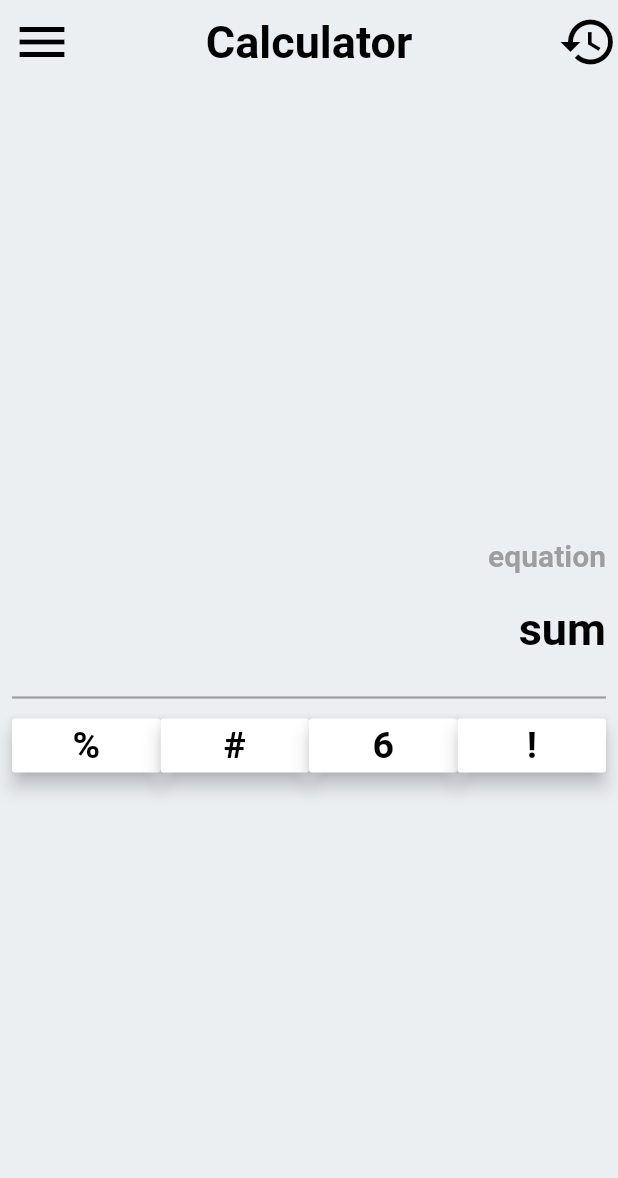
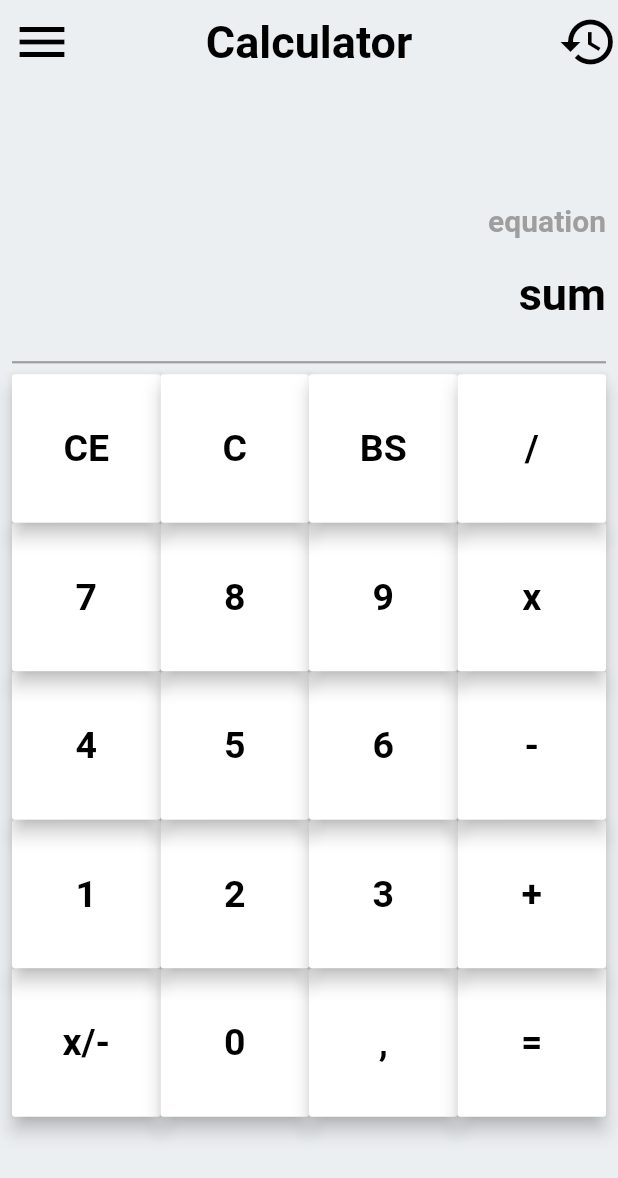
Before and after one commit to tatarmagda/firstapp, a Flutter app: the screen it shows after launch, on a phone screen of 412 x 824 dp. Shown: the top 1178 px of the screen. Run offline on Flutter 3.47's test engine with Material 2 defaults, Android fonts, the phone set to English and light mode, and no system bars.

Commit message:
dalszy kod

```diff
--- a/lib/screens/home.dart
+++ b/lib/screens/home.dart
@@ -1,4 +1,5 @@
 import 'package:flutter/material.dart';
+import 'package:flutter/rendering.dart';
 import 'package:my_first_app/Widgets/text_widget.dart';
 
 class HomePage extends StatelessWidget {
@@ -6,6 +7,29 @@ class HomePage extends StatelessWidget {
 
   String equation = "equation";
   String sum = "sum";
+  List listButtons = [
+    "x/-",
+    "0",
+    ",",
+    "=",
+    "1",
+    "2",
+    "3",
+    "+",
+    "4",
+    "5",
+    "6",
+    "-",
+    "7",
+    "8",
+    "9",
+    "x",
+    "CE",
+    "C",
+    "BS",
+    "/",
+  ];
+  List functionButtons = [];
 
   @override
   Widget build(BuildContext context) {
@@ -35,9 +59,11 @@ class HomePage extends StatelessWidget {
         ),
         body: Padding(
           padding: const EdgeInsets.all(8.0),
-        child: Column(
-          mainAxisAlignment: MainAxisAlignment.center,
-          crossAxisAlignment: CrossAxisAlignment.end,
+          child: Center(
+            child: ListView(
+              shrinkWrap: true,
+              // mainAxisAlignment: MainAxisAlignment.center,
+              // crossAxisAlignment: CrossAxisAlignment.end,
               children: [
                 Row(
                   mainAxisAlignment: MainAxisAlignment.end,
@@ -69,34 +95,53 @@ class HomePage extends StatelessWidget {
                   thickness: 1.5,
                   color: Colors.grey,
                 ),
-            Row(
-              children: [
-                myButton("%", () {
-                  print("siemanko, witamy w kalkulatorku");
+                ListView.builder(
+                    shrinkWrap: true,
+                    itemCount: 4,
+                    itemBuilder: (ctxt, index) {
+                      return Container();
                     }),
-                myButton("#", () {
-                  print("siemanko, witamy w kalkulatorku");
+
+                GridView.builder(
+                    physics: const NeverScrollableScrollPhysics(),
+                    reverse: true,
+                    shrinkWrap: true,
+                    itemCount: listButtons.length,
+                    gridDelegate:
+                        const SliverGridDelegateWithFixedCrossAxisCount(
+                            crossAxisCount: 4),
+                    itemBuilder: (contx, index) {
+                      return myButton(listButtons[index], () {});
                     }),
-                myButton("6", () {
-                  print("siemanko, witamy w kalkulatorku");
-                }),
-                myButton("!", () {
-                  print("siemanko, witamy w kalkulatorku");
-                }),
-              ],
-            ),
+                // GridView.count(
+                //   shrinkWrap: true,
+                //   crossAxisCount: 4,
+                //   children: [
+                //     myButton("%", () {
+                //       print("siemanko, witamy w kalkulatorku");
+                //     }),
+                //     myButton("#", () {
+                //       print("siemanko, witamy w kalkulatorku");
+                //     }),
+                //     myButton("6", () {
+                //       print("siemanko, witamy w kalkulatorku");
+                //     }),
+                //     myButton("!", () {
+                //       print("siemanko, witamy w kalkulatorku");
+                //     }),
+                //   ],
+                // ),
               ],
             ),
           ),
-    );
+        ));
   }
 
   Widget myButton(
     String text,
     function,
   ) {
-    return Expanded(
-      child: MaterialButton(
+    return MaterialButton(
       elevation: 5.0,
       color: Colors.white,
       child: MyTextWidget(
@@ -105,7 +150,6 @@ class HomePage extends StatelessWidget {
         text: text,
       ),
       onPressed: function,
-      ),
     );
   }
 }
--- a/pubspec.yaml
+++ b/pubspec.yaml
@@ -29,7 +29,7 @@ environment:
 dependencies:
   flutter:
     sdk: flutter
-
+  flutter_tabler_icons: ^1.1.1
 
   # The following adds the Cupertino Icons font to your application.
   # Use with the CupertinoIcons class for iOS style icons.
```
Also changed, not shown: pubspec.lock. Lines whose indentation alone changed are shown as unchanged.
